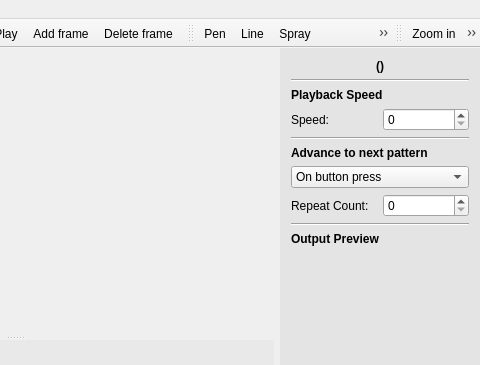
This is src/app/gui/mainwindow.ui in Blinkinlabs/PatternPaint as Qt 5 draws it before an edit; both pictures show x 400 to 880 and y 0 to 365 of the 880 by 532 pixel window. The edited form follows.
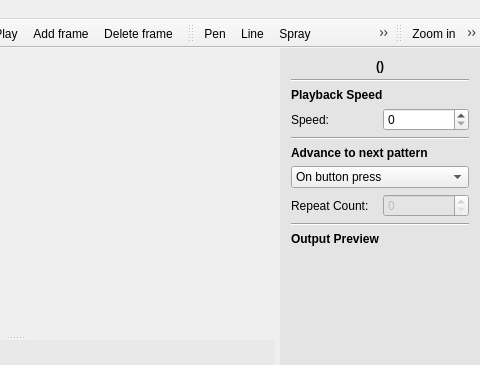
This is the edited form. Icons and pictures are not drawn. Custom widgets are drawn as their Qt base class.

Patch:
```diff
--- a/src/app/gui/mainwindow.ui
+++ b/src/app/gui/mainwindow.ui
@@ -457,7 +457,7 @@
           <item row="0" column="1">
            <widget class="QSpinBox" name="patternRepeatCount">
             <property name="enabled">
-             <bool>true</bool>
+             <bool>false</bool>
             </property>
            </widget>
           </item>
```
